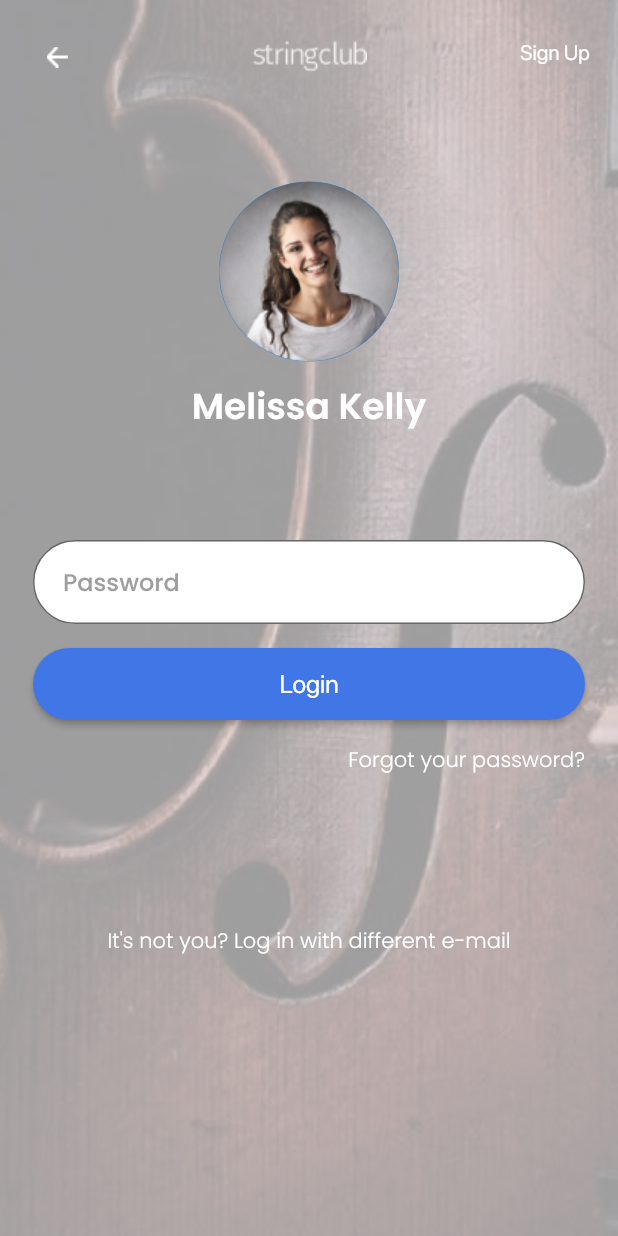
After one commit to ahmetsarac/stringclub, a Flutter app: the screen it shows after launch, on a phone screen of 412 x 824 dp. The commit adds this screen. Run offline on Flutter 3.47's test engine with Material 2 defaults, Android fonts, the phone set to English and light mode, and no system bars.

Commit message:
Login View widgets were seperated to their own files.

```diff
--- a/lib/views/login_view.dart
+++ b/lib/views/login_view.dart
@@ -1,4 +1,12 @@
 import 'package:flutter/material.dart';
+
+import '../widgets/login_view/background_image.dart';
+import '../widgets/login_view/different_email_button.dart';
+import '../widgets/login_view/forgot_password_button.dart';
+import '../widgets/login_view/login_view_app_bar.dart';
+import '../widgets/login_view/login_view_text_field.dart';
+import '../widgets/login_view/login_button.dart';
+import '../widgets/login_view/user_text.dart';
 
 class LoginView extends StatelessWidget {
   const LoginView({Key? key}) : super(key: key);
@@ -7,135 +15,34 @@ class LoginView extends StatelessWidget {
   Widget build(BuildContext context) {
     return Stack(
       children: [
-        Container(
-          decoration: const BoxDecoration(
-            image: DecorationImage(
-                image: AssetImage(
-                  'assets/images/bg.png',
-                ),
-                opacity: 0.4,
-                fit: BoxFit.cover),
-          ),
-        ),
+        const BackgroundImage(),
         Padding(
           padding: const EdgeInsets.all(10.0),
           child: Scaffold(
             backgroundColor: Colors.transparent,
-            appBar: AppBar(
-              centerTitle: true,
-              title: Image.asset('assets/images/logo.png'),
-              elevation: 0,
-              backgroundColor: Colors.transparent,
-              leading: Image.asset('assets/images/back_icon.png'),
-              actions: [
-                Container(
-                  margin: const EdgeInsets.only(bottom: 5.0),
-                  child: TextButton(
-                      child: const Text('Sign Up',
-                          style: TextStyle(
-                              color: Colors.white,
-                              fontFamily: 'SF Pro Display')),
-                      onPressed: () {}),
-                ),
-              ],
-            ),
+            appBar: const LoginViewAppBar(),
             body: SingleChildScrollView(
               padding:
                   const EdgeInsets.symmetric(horizontal: 12.0, vertical: 55.0),
               child: Column(
-                children: [
-                  const CircleAvatar(
+                children: const [
+                  CircleAvatar(
                     radius: 60,
                     backgroundImage: AssetImage('assets/images/pp.png'),
                   ),
-                  const SizedBox(height: 12.0),
-                  const Text(
-                    'Melissa Kelly',
-                    style: TextStyle(
-                        color: Colors.white,
-                        fontSize: 24.0,
-                        fontFamily: 'Poppins',
-                        fontWeight: FontWeight.w600),
-                  ),
-                  const SizedBox(
+                  SizedBox(height: 12.0),
+                  UserText('Melissa Kelly'),
+                  SizedBox(
                     height: 71.0,
                   ),
-                  TextField(
-                    textAlignVertical: TextAlignVertical.center,
-                    decoration: InputDecoration(
-                      isDense: true,
-                      contentPadding:
-                          const EdgeInsets.fromLTRB(20.0, 16.0, 10.0, 16.0),
-                      fillColor: Colors.white,
-                      filled: true,
-                      hintStyle: const TextStyle(
-                        fontFamily: 'Poppins',
-                        color: Colors.grey,
-                        fontWeight: FontWeight.w500,
-                      ),
-                      hintText: 'Password',
-                      border: OutlineInputBorder(
-                        borderRadius: BorderRadius.circular(50.0),
-                      ),
-                    ),
-                  ),
-                  const SizedBox(height: 16.0),
-                  ElevatedButton(
-                    style: ElevatedButton.styleFrom(
-                      primary: const Color(0xFF4076E5),
-                      minimumSize: const Size.fromHeight(48.0),
-                      shape: RoundedRectangleBorder(
-                        borderRadius: BorderRadius.circular(50.0),
-                      ),
-                    ),
-                    child: const Text(
-                      'Login',
-                      style: TextStyle(
-                          fontFamily: 'SF Pro Display', fontSize: 17.0),
-                    ),
-                    onPressed: () {},
-                  ),
-                  Container(
-                    alignment: Alignment.centerRight,
-                    margin: const EdgeInsets.only(top: 16.0),
-                    width: double.infinity,
-                    child: TextButton(
-                      style: TextButton.styleFrom(
-                        minimumSize: Size.zero,
-                        padding: EdgeInsets.zero,
-                        tapTargetSize: MaterialTapTargetSize.shrinkWrap,
-                      ),
-                      child: const Text(
-                        'Forgot your password?',
-                        textAlign: TextAlign.end,
-                        style: TextStyle(
-                          color: Colors.white,
-                          fontFamily: 'Poppins',
-                          fontWeight: FontWeight.w300,
-                        ),
-                      ),
-                      onPressed: () {},
-                    ),
-                  ),
-                  const SizedBox(
+                  LoginViewTextField(),
+                  SizedBox(height: 16.0),
+                  LoginButton(),
+                  ForgotPasswordButton(),
+                  SizedBox(
                     height: 100.0,
                   ),
-                  TextButton(
-                    style: TextButton.styleFrom(
-                      minimumSize: Size.zero,
-                      padding: EdgeInsets.zero,
-                      tapTargetSize: MaterialTapTargetSize.shrinkWrap,
-                    ),
-                    child: const Text(
-                      'It\'s not you? Log in with different e-mail',
-                      style: TextStyle(
-                        color: Colors.white,
-                        fontFamily: 'Poppins',
-                        fontWeight: FontWeight.w300,
-                      ),
-                    ),
-                    onPressed: () {},
-                  ),
+                  DifferentEmailButton(),
                 ],
               ),
             ),
--- /dev/null
+++ b/lib/widgets/login_view/background_image.dart
@@ -0,0 +1,21 @@
+import 'package:flutter/material.dart';
+
+class BackgroundImage extends StatelessWidget {
+  const BackgroundImage({
+    Key? key,
+  }) : super(key: key);
+
+  @override
+  Widget build(BuildContext context) {
+    return Container(
+      decoration: const BoxDecoration(
+        image: DecorationImage(
+            image: AssetImage(
+              'assets/images/bg.png',
+            ),
+            opacity: 0.4,
+            fit: BoxFit.cover),
+      ),
+    );
+  }
+}
--- /dev/null
+++ b/lib/widgets/login_view/different_email_button.dart
@@ -0,0 +1,27 @@
+import 'package:flutter/material.dart';
+
+class DifferentEmailButton extends StatelessWidget {
+  const DifferentEmailButton({
+    Key? key,
+  }) : super(key: key);
+
+  @override
+  Widget build(BuildContext context) {
+    return TextButton(
+      style: TextButton.styleFrom(
+        minimumSize: Size.zero,
+        padding: EdgeInsets.zero,
+        tapTargetSize: MaterialTapTargetSize.shrinkWrap,
+      ),
+      child: const Text(
+        'It\'s not you? Log in with different e-mail',
+        style: TextStyle(
+          color: Colors.white,
+          fontFamily: 'Poppins',
+          fontWeight: FontWeight.w300,
+        ),
+      ),
+      onPressed: () {},
+    );
+  }
+}
--- /dev/null
+++ b/lib/widgets/login_view/forgot_password_button.dart
@@ -0,0 +1,32 @@
+import 'package:flutter/material.dart';
+
+class ForgotPasswordButton extends StatelessWidget {
+  const ForgotPasswordButton({
+    Key? key,
+  }) : super(key: key);
+
+  @override
+  Widget build(BuildContext context) {
+    return Container(
+      alignment: Alignment.centerRight,
+      margin: const EdgeInsets.only(top: 16.0),
+      width: double.infinity,
+      child: TextButton(
+        style: TextButton.styleFrom(
+          minimumSize: Size.zero,
+          padding: EdgeInsets.zero,
+          tapTargetSize: MaterialTapTargetSize.shrinkWrap,
+        ),
+        child: const Text(
+          'Forgot your password?',
+          style: TextStyle(
+            color: Colors.white,
+            fontFamily: 'Poppins',
+            fontWeight: FontWeight.w300,
+          ),
+        ),
+        onPressed: () {},
+      ),
+    );
+  }
+}
--- /dev/null
+++ b/lib/widgets/login_view/login_button.dart
@@ -0,0 +1,25 @@
+import 'package:flutter/material.dart';
+
+class LoginButton extends StatelessWidget {
+  const LoginButton({
+    Key? key,
+  }) : super(key: key);
+
+  @override
+  Widget build(BuildContext context) {
+    return ElevatedButton(
+      style: ElevatedButton.styleFrom(
+        primary: const Color(0xFF4076E5),
+        minimumSize: const Size.fromHeight(48.0),
+        shape: RoundedRectangleBorder(
+          borderRadius: BorderRadius.circular(50.0),
+        ),
+      ),
+      child: const Text(
+        'Login',
+        style: TextStyle(fontFamily: 'SF Pro Display', fontSize: 17.0),
+      ),
+      onPressed: () {},
+    );
+  }
+}
--- /dev/null
+++ b/lib/widgets/login_view/login_view_app_bar.dart
@@ -0,0 +1,31 @@
+import 'package:flutter/material.dart';
+
+class LoginViewAppBar extends StatelessWidget implements PreferredSizeWidget {
+  const LoginViewAppBar({
+    Key? key,
+  }) : super(key: key);
+
+  @override
+  Widget build(BuildContext context) {
+    return AppBar(
+      centerTitle: true,
+      title: Image.asset('assets/images/logo.png'),
+      elevation: 0,
+      backgroundColor: Colors.transparent,
+      leading: Image.asset('assets/images/back_icon.png'),
+      actions: [
+        Container(
+          margin: const EdgeInsets.only(bottom: 5.0),
+          child: TextButton(
+              child: const Text('Sign Up',
+                  style: TextStyle(
+                      color: Colors.white, fontFamily: 'SF Pro Display')),
+              onPressed: () {}),
+        ),
+      ],
+    );
+  }
+
+  @override
+  Size get preferredSize => const Size.fromHeight(kToolbarHeight);
+}
--- /dev/null
+++ b/lib/widgets/login_view/login_view_text_field.dart
@@ -0,0 +1,29 @@
+import 'package:flutter/material.dart';
+
+class LoginViewTextField extends StatelessWidget {
+  const LoginViewTextField({
+    Key? key,
+  }) : super(key: key);
+
+  @override
+  Widget build(BuildContext context) {
+    return TextField(
+      textAlignVertical: TextAlignVertical.center,
+      decoration: InputDecoration(
+        isDense: true,
+        contentPadding: const EdgeInsets.fromLTRB(20.0, 16.0, 10.0, 16.0),
+        fillColor: Colors.white,
+        filled: true,
+        hintStyle: const TextStyle(
+          fontFamily: 'Poppins',
+          color: Colors.grey,
+          fontWeight: FontWeight.w500,
+        ),
+        hintText: 'Password',
+        border: OutlineInputBorder(
+          borderRadius: BorderRadius.circular(50.0),
+        ),
+      ),
+    );
+  }
+}
--- /dev/null
+++ b/lib/widgets/login_view/user_text.dart
@@ -0,0 +1,21 @@
+import 'package:flutter/material.dart';
+
+class UserText extends StatelessWidget {
+  final String username;
+  const UserText(
+    this.username, {
+    Key? key,
+  }) : super(key: key);
+
+  @override
+  Widget build(BuildContext context) {
+    return Text(
+      username,
+      style: const TextStyle(
+          color: Colors.white,
+          fontSize: 24.0,
+          fontFamily: 'Poppins',
+          fontWeight: FontWeight.w600),
+    );
+  }
+}
```
